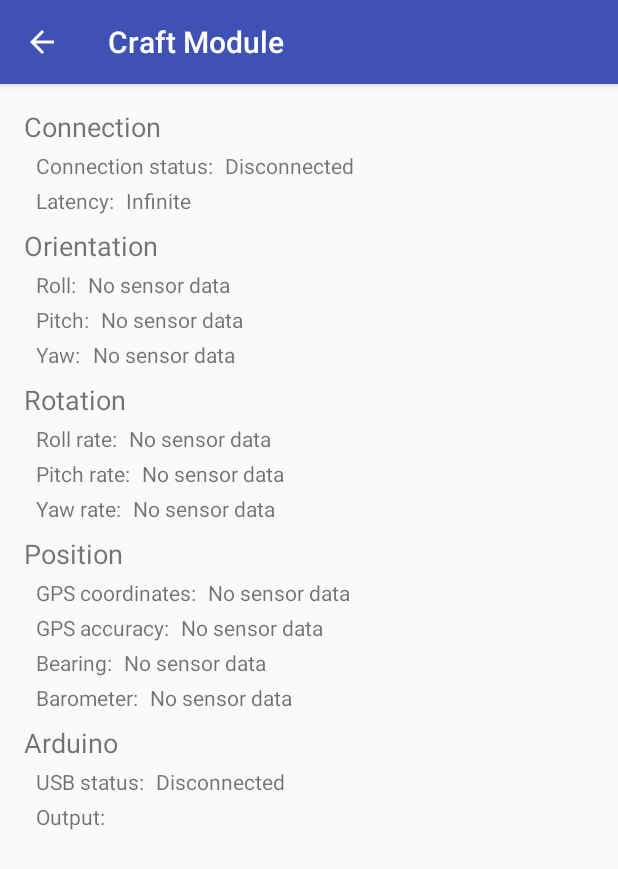
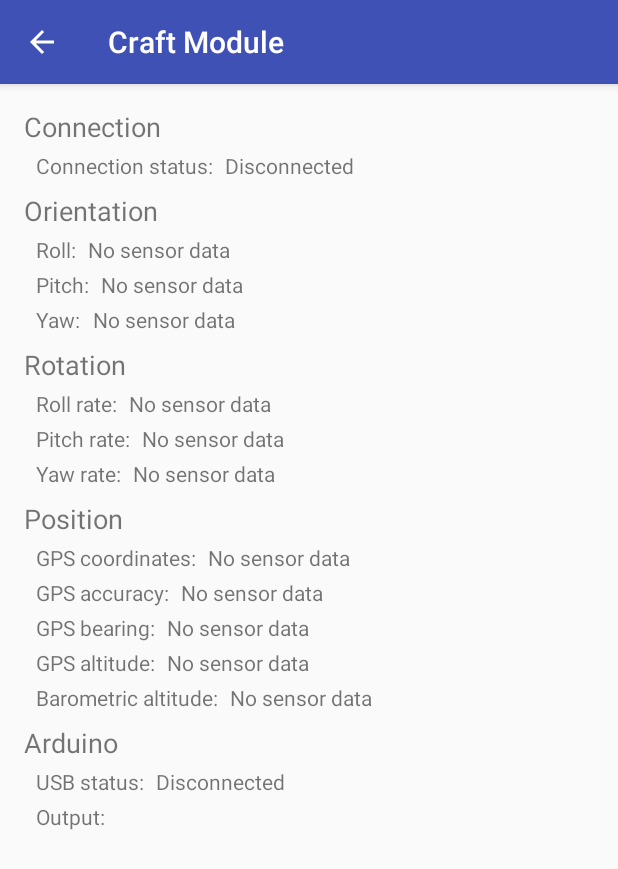
Before and after one commit to beefcheeks/avigate, an Android app: the CraftActivity screen opened directly, with no data from a screen before it, on a phone screen of 412 x 824 dp. Shown: the top 869 px of the screen. Run offline under Robolectric (Android 15) with nearby library versions, the phone set to English and light mode, and no system bars; 1 statement that could not run was skipped.

Commit message:
Display GPS altitude and Barometric altitude in CraftActivity - Update CraftStatePacket's BarometricPressure to return calculated altitude

```diff
--- a/app/src/main/java/com/rabidllamastudios/avigate/activities/CraftActivity.java
+++ b/app/src/main/java/com/rabidllamastudios/avigate/activities/CraftActivity.java
@@ -229,22 +229,27 @@ public class CraftActivity extends AppCompatActivity {
                         + String.valueOf(location.getLongitude());
                 String accuracy = String.valueOf(location.getAccuracy()) + " m";
                 String bearing = String.valueOf(location.getBearing()) + DEGREES;
+                String altitude = String.valueOf(location.getAltitude() + " m");
 
                 TextView gpsCoordinatesTV =
                         (TextView) findViewById(R.id.tv_craft_value_gps_coordinates);
                 TextView gpsAccuracyTV = (TextView) findViewById(R.id.tv_craft_value_gps_accuracy);
-                TextView gpsBearingTV = (TextView) findViewById(R.id.tv_craft_value_bearing);
+                TextView gpsBearingTV = (TextView) findViewById(R.id.tv_craft_value_gps_bearing);
+                TextView gpsAltitudeTV = (TextView) findViewById(R.id.tv_craft_value_gps_altitude);
 
                 gpsCoordinatesTV.setText(coordinates);
                 gpsAccuracyTV.setText(accuracy);
                 gpsBearingTV.setText(bearing);
+                gpsAltitudeTV.setText(altitude);
 
                 //Process barometric pressure data and update corresponding TextViews
                 CraftStatePacket.BarometricPressure barometricPressure =
                         craftStatePacket.getBarometricPressure();
-                String pressure = String.valueOf(barometricPressure.getPressure()) + " hPa";
-                TextView pressureTV = (TextView) findViewById(R.id.tv_craft_value_barometer);
-                pressureTV.setText(pressure);
+                String barometric_altitude =
+                        String.valueOf(barometricPressure.getAltitude() + " m");
+                TextView barometerAltitudeTV =
+                        (TextView) findViewById(R.id.tv_craft_value_barometer_altitude);
+                barometerAltitudeTV.setText(barometric_altitude);
             }
         }
     };
--- a/app/src/main/java/com/rabidllamastudios/avigate/models/CraftStatePacket.java
+++ b/app/src/main/java/com/rabidllamastudios/avigate/models/CraftStatePacket.java
@@ -1,6 +1,7 @@
 package com.rabidllamastudios.avigate.models;
 
 import android.content.Intent;
+import android.hardware.SensorManager;
 import android.location.Location;
 import android.os.Bundle;
 
@@ -217,6 +218,11 @@ public class CraftStatePacket {
             return intent;
         }
 
+        //Returns the approximate altitude in meters based on the barometric pressure
+        public float getAltitude() {
+            return SensorManager.getAltitude(SensorManager.PRESSURE_STANDARD_ATMOSPHERE, mhPa);
+        }
+
         //Returns the barometric pressure in hectopascals (hPa)
         public float getPressure() {
             return mhPa;
--- a/app/src/main/res/layout/content_craft.xml
+++ b/app/src/main/res/layout/content_craft.xml
@@ -42,29 +42,6 @@
                 android:paddingLeft="8dp"
                 android:text="@string/tv_placeholder_disconnected"
                 android:id="@+id/tv_craft_value_connect"/>
-
-        </LinearLayout>
-
-        <LinearLayout
-            android:layout_width="match_parent"
-            android:layout_height="wrap_content"
-            android:layout_below="@+id/layout_linear_craft_connection"
-            android:paddingLeft="8dp"
-            android:paddingTop="4dp"
-            android:id="@+id/layout_linear_craft_latency">
-
-            <TextView
-                android:layout_width="wrap_content"
-                android:layout_height="wrap_content"
-                android:text="@string/tv_craft_label_latency"
-                android:id="@+id/tv_craft_label_latency"/>
-
-            <TextView
-                android:layout_width="wrap_content"
-                android:layout_height="wrap_content"
-                android:paddingLeft="8dp"
-                android:text="@string/tv_placeholder_latency"
-                android:id="@+id/tv_craft_value_latency"/>
 
         </LinearLayout>
 
@@ -306,43 +283,66 @@
             android:layout_below="@+id/layout_linear_craft_gps_accuracy"
             android:paddingLeft="8dp"
             android:paddingTop="4dp"
-            android:id="@+id/layout_linear_craft_bearing">
+            android:id="@+id/layout_linear_craft_gps_bearing">
 
             <TextView
                 android:layout_width="wrap_content"
                 android:layout_height="wrap_content"
-                android:text="@string/tv_craft_label_bearing"
-                android:id="@+id/tv_craft_label_bearing"/>
+                android:text="@string/tv_craft_label_gps_bearing"
+                android:id="@+id/tv_craft_label_gps_bearing"/>
 
             <TextView
                 android:layout_width="wrap_content"
                 android:layout_height="wrap_content"
                 android:paddingLeft="8dp"
                 android:text="@string/tv_placeholder_sensor"
-                android:id="@+id/tv_craft_value_bearing"/>
+                android:id="@+id/tv_craft_value_gps_bearing"/>
 
         </LinearLayout>
 
         <LinearLayout
             android:layout_width="match_parent"
             android:layout_height="wrap_content"
-            android:layout_below="@+id/layout_linear_craft_bearing"
+            android:layout_below="@+id/layout_linear_craft_gps_bearing"
             android:paddingLeft="8dp"
             android:paddingTop="4dp"
-            android:id="@+id/layout_linear_craft_barometer">
+            android:id="@+id/layout_linear_craft_gps_altitude">
 
             <TextView
                 android:layout_width="wrap_content"
                 android:layout_height="wrap_content"
-                android:text="@string/tv_craft_label_barometer"
-                android:id="@+id/tv_craft_label_barometer"/>
+                android:text="@string/tv_craft_label_gps_altitude"
+                android:id="@+id/tv_craft_label_gps_altitude"/>
 
             <TextView
                 android:layout_width="wrap_content"
                 android:layout_height="wrap_content"
                 android:paddingLeft="8dp"
                 android:text="@string/tv_placeholder_sensor"
-                android:id="@+id/tv_craft_value_barometer"/>
+                android:id="@+id/tv_craft_value_gps_altitude"/>
+
+        </LinearLayout>
+
+        <LinearLayout
+            android:layout_width="match_parent"
+            android:layout_height="wrap_content"
+            android:layout_below="@+id/layout_linear_craft_gps_altitude"
+            android:paddingLeft="8dp"
+            android:paddingTop="4dp"
+            android:id="@+id/layout_linear_barometer_altitude">
+
+            <TextView
+                android:layout_width="wrap_content"
+                android:layout_height="wrap_content"
+                android:text="@string/tv_craft_label_barometer_altitude"
+                android:id="@+id/tv_craft_label_barometer_altitude"/>
+
+            <TextView
+                android:layout_width="wrap_content"
+                android:layout_height="wrap_content"
+                android:paddingLeft="8dp"
+                android:text="@string/tv_placeholder_sensor"
+                android:id="@+id/tv_craft_value_barometer_altitude"/>
 
         </LinearLayout>
 
--- a/app/src/main/res/values/strings.xml
+++ b/app/src/main/res/values/strings.xml
@@ -69,8 +69,9 @@
     <string name="tv_craft_title_position">Position</string>
     <string name="tv_craft_label_gps_coordinates">GPS coordinates:</string>
     <string name="tv_craft_label_gps_accuracy">GPS accuracy:</string>
-    <string name="tv_craft_label_bearing">Bearing:</string>
-    <string name="tv_craft_label_barometer">Barometer:</string>
+    <string name="tv_craft_label_gps_bearing">GPS bearing:</string>
+    <string name="tv_craft_label_gps_altitude">GPS altitude:</string>
+    <string name="tv_craft_label_barometer_altitude">Barometric altitude:</string>
 
     <string name="tv_craft_title_arduino">Arduino</string>
     <string name="tv_craft_label_arduino_status">USB status:</string>
```
